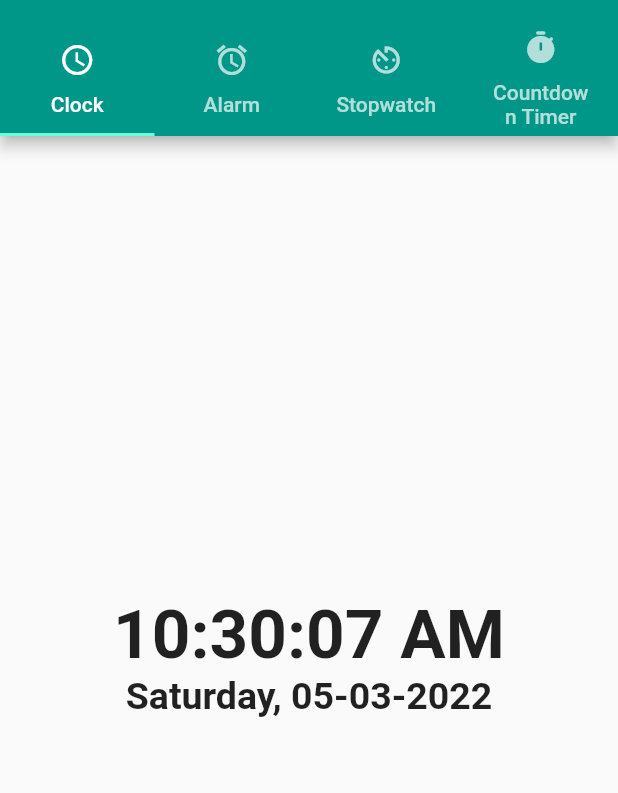
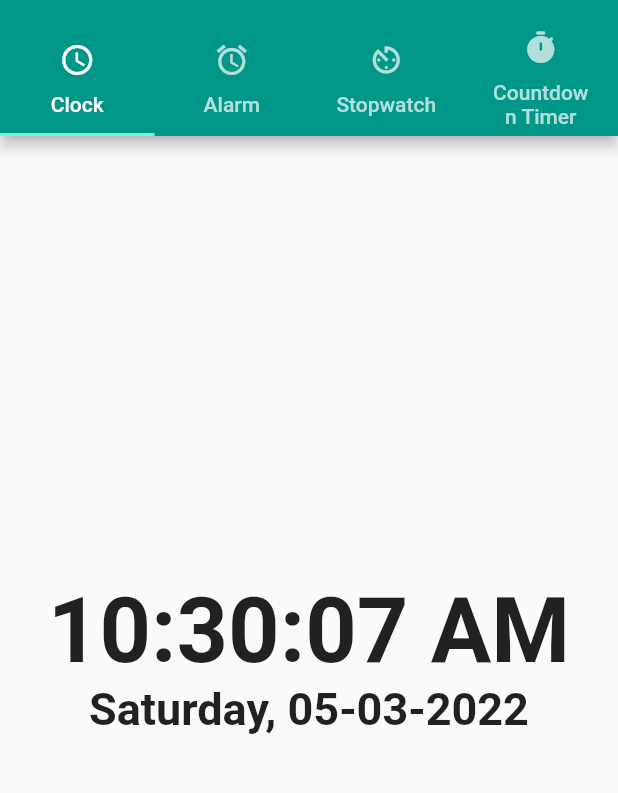
Before and after one commit to mjk22071998/flutter_alarm_clock, a Flutter app: the screen it shows after launch, on a phone screen of 412 x 824 dp, the part 59-852 px from its top. Run offline on Flutter 3.47's test engine with Material 2 defaults, Android fonts, the phone set to English and light mode, and no system bars.

Commit message:
Clock Font Size Updated

```diff
--- a/lib/tabs/clock.dart
+++ b/lib/tabs/clock.dart
@@ -38,14 +38,14 @@ class _ClockState extends State<Clock> {
           Text(
             _time,
             style: const TextStyle(
-              fontSize: 45,
+              fontSize: 60,
               fontWeight: FontWeight.bold,
             ),
           ),
           Text(
             _date,
             style: const TextStyle(
-              fontSize: 25,
+              fontSize: 30,
               fontWeight: FontWeight.bold,
             ),
           ),
```
